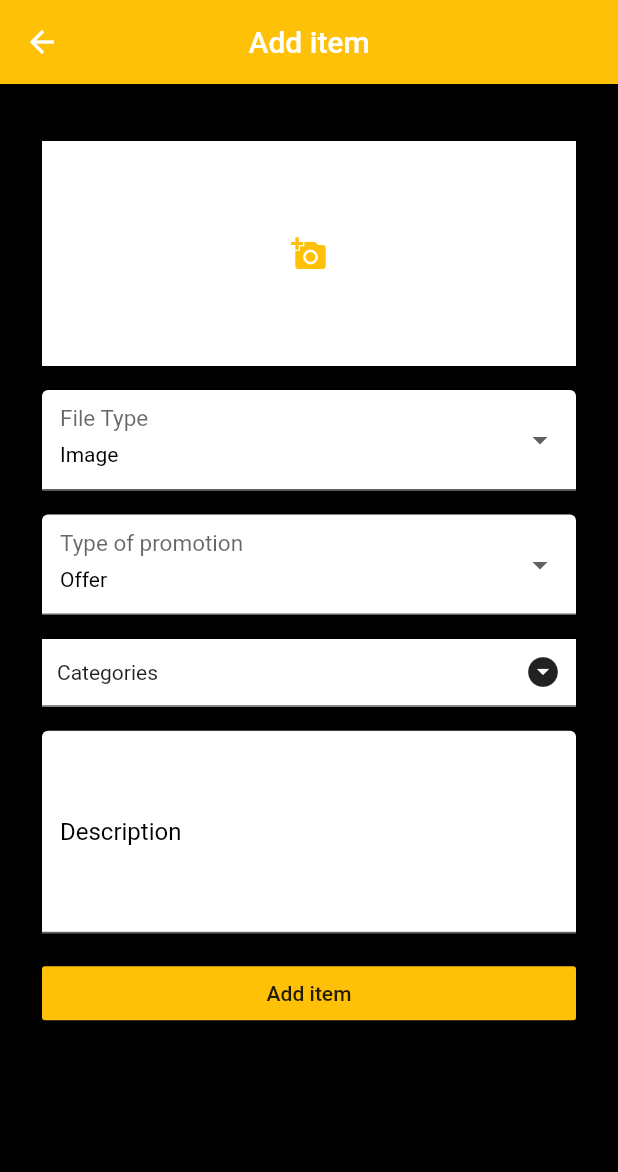
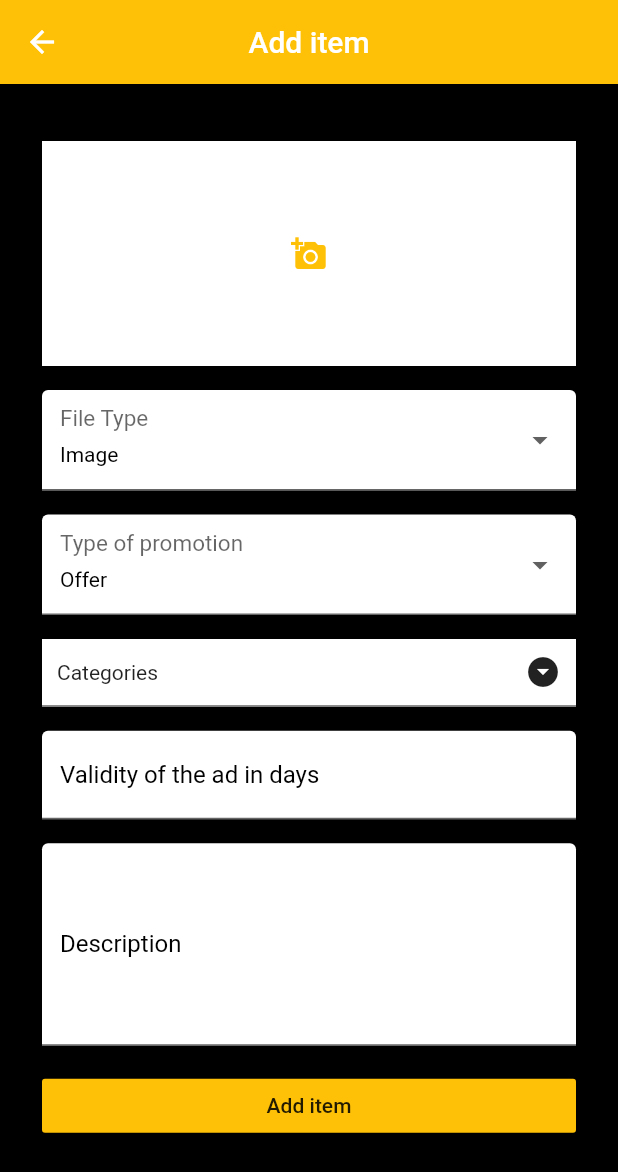
Before and after one commit to mmkumr/My-city-offers, a Flutter app: the screen it shows after launch, after a tap on "Add item", on a phone screen of 412 x 824 dp. Shown: the top 1172 px of the screen. Run offline on Flutter 3.47's test engine with Material 2 defaults, Android fonts, the phone set to English and light mode, and no system bars; drawn by our look-alikes of multi_select_flutter; our stand-ins replace animated_splash_screen, font_awesome_flutter, google_fonts; missing offline and left inert: algolia.

Commit message:
Minor changes

```diff
--- a/city_offers_merchant/lib/add_items.dart
+++ b/city_offers_merchant/lib/add_items.dart
@@ -22,6 +22,7 @@ class _AddItemsState extends State<AddItems> {
   String filetype = "Image";
   String _type = "Offer";
   GlobalKey<FormState> _formkey = GlobalKey<FormState>();
+  TextEditingController _valid = TextEditingController();
   List _category = [
     Categories(id: 1, name: "Sports"),
     Categories(id: 2, name: "Eating"),
@@ -147,6 +148,32 @@ class _AddItemsState extends State<AddItems> {
                 Padding(
                   padding: const EdgeInsets.all(8.0),
                   child: TextFormField(
+                    keyboardType: TextInputType.number,
+                    controller: _valid,
+                    decoration: InputDecoration(
+                      fillColor: Colors.white,
+                      filled: true,
+                      hintText: "Validity of the ad in days",
+                      labelText: "Validity of the ad in days",
+                      labelStyle: TextStyle(
+                        color: Colors.black,
+                      ),
+                      border: UnderlineInputBorder(
+                          borderSide: BorderSide(
+                        color: Color(0xff6DFFF0),
+                      )),
+                    ),
+                    validator: (value) {
+                      if (value!.isEmpty) {
+                        return "The name field cannot be empty";
+                      }
+                      return null;
+                    },
+                  ),
+                ),
+                Padding(
+                  padding: const EdgeInsets.all(8.0),
+                  child: TextFormField(
                     maxLines: 5,
                     controller: _description,
                     decoration: InputDecoration(
--- a/city_offers_merchant/lib/edit_item.dart
+++ b/city_offers_merchant/lib/edit_item.dart
@@ -187,6 +187,7 @@ class _EditItemState extends State<EditItem> {
                     },
                   ),
                 ),
+
                 Padding(
                   padding: const EdgeInsets.all(8.0),
                   child: MaterialButton(
--- a/city_offers_merchant/lib/splash.dart
+++ b/city_offers_merchant/lib/splash.dart
@@ -25,11 +25,12 @@ class _SplashState extends State<Splash> {
             Padding(
               padding: const EdgeInsets.only(bottom: 8.0),
               child: Image.asset(
-                "assets/img/logo.jpeg",
+                "assets/img/logo.png",
                 height: MediaQuery.of(context).size.height * 0.2,
               ),
             ),
             Text("My City Offers\nMechant version",
+                textAlign: TextAlign.center,
                 style: GoogleFonts.lobster(
                   color: Color(0xffffd700),
                   fontSize: 20,
--- a/city_offers_merchant/pubspec.yaml
+++ b/city_offers_merchant/pubspec.yaml
@@ -40,7 +40,7 @@ dev_dependencies:
 flutter_icons:
   android: "launcher_icon"
   ios: false
-  image_path: "assets/img/logo.jpeg"
+  image_path: "assets/img/logo.png"
 
 # For information on the generic Dart part of this file, see the
 # following page: https://dart.dev/tools/pub/pubspec
```
Also changed, not shown: city_offers_merchant/assets/img/logo.jpeg (deleted), city_offers_merchant/assets/img/logo.png (added), 5 other files.
